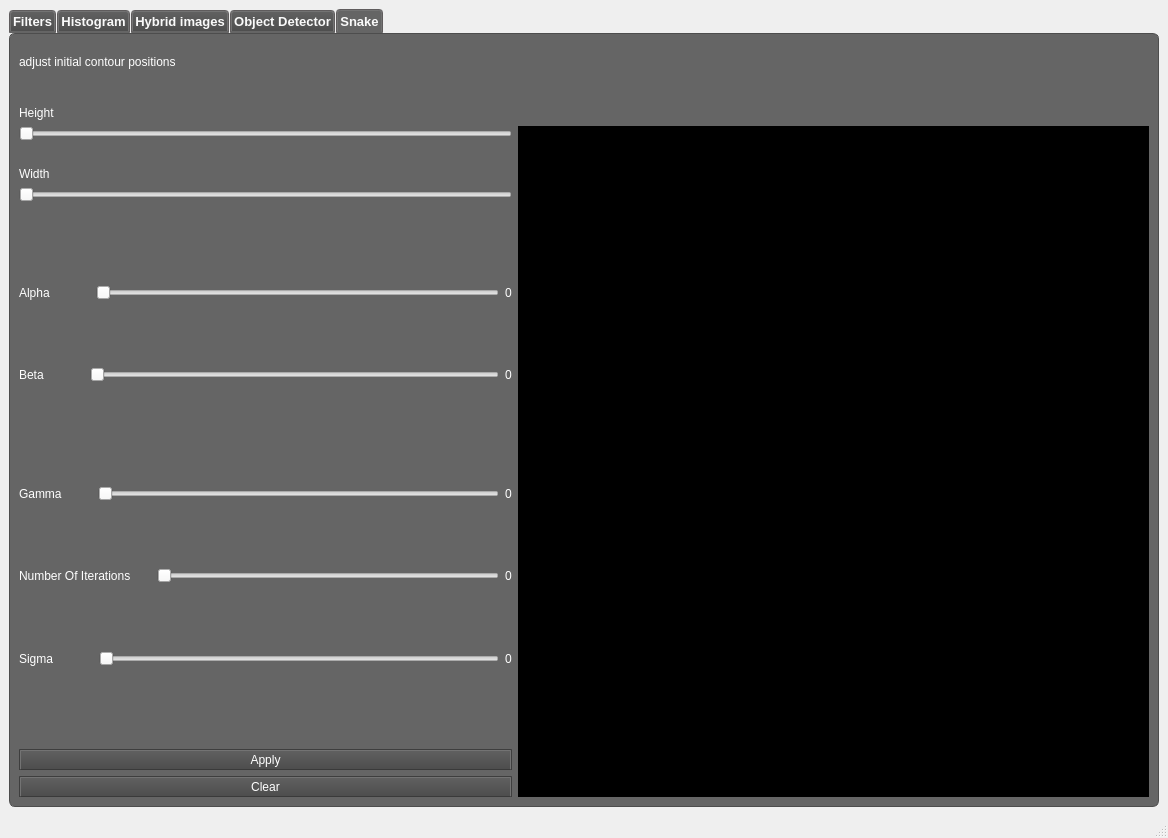
This is mainwindow.ui in yassmin2000/Computer-Vision-Toolbox as Qt 5 draws it before an edit. The edited form follows.
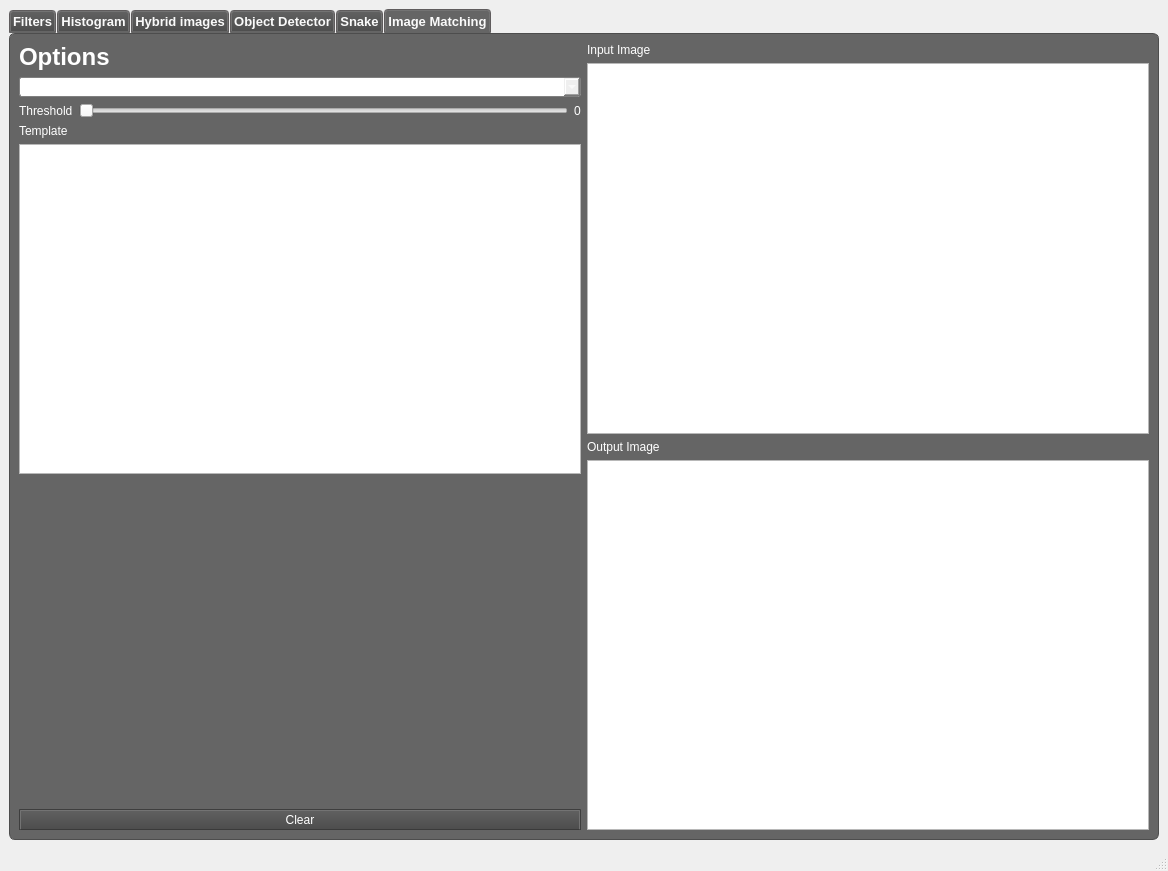
This is the edited form.

What changed in the file:
```diff
--- a/mainwindow.ui
+++ b/mainwindow.ui
@@ -7,7 +7,7 @@
     <x>0</x>
     <y>0</y>
     <width>1168</width>
-    <height>838</height>
+    <height>871</height>
    </rect>
   </property>
   <property name="windowTitle">
@@ -15,11 +15,12 @@
   </property>
   <widget class="QWidget" name="centralwidget">
    <layout class="QGridLayout" name="gridLayout_5">
-    <item row="0" column="0">
+    <item row="0" column="1">
      <widget class="QTabWidget" name="tabWidget">
       <property name="font">
        <font>
         <pointsize>10</pointsize>
+        <weight>75</weight>
         <bold>true</bold>
        </font>
       </property>
@@ -269,7 +270,7 @@
 </string>
       </property>
       <property name="currentIndex">
-       <number>4</number>
+       <number>5</number>
       </property>
       <widget class="QWidget" name="filters">
        <attribute name="title">
@@ -1905,6 +1906,134 @@
         </item>
        </layout>
       </widget>
+      <widget class="QWidget" name="tab_2">
+       <attribute name="title">
+        <string>Image Matching</string>
+       </attribute>
+       <layout class="QGridLayout" name="gridLayout_10">
+        <item row="0" column="0">
+         <layout class="QVBoxLayout" name="verticalLayout_12">
+          <item>
+           <widget class="QLabel" name="label_48">
+            <property name="font">
+             <font>
+              <pointsize>18</pointsize>
+              <weight>75</weight>
+              <bold>true</bold>
+             </font>
+            </property>
+            <property name="text">
+             <string>Options</string>
+            </property>
+           </widget>
+          </item>
+          <item>
+           <widget class="QComboBox" name="matching_combo">
+            <item>
+             <property name="text">
+              <string>Harris Operator</string>
+             </property>
+            </item>
+            <item>
+             <property name="text">
+              <string>SIFT</string>
+             </property>
+            </item>
+            <item>
+             <property name="text">
+              <string>Normalized Cross Corelation</string>
+             </property>
+            </item>
+            <item>
+             <property name="text">
+              <string>Sum Squared Difference</string>
+             </property>
+            </item>
+           </widget>
+          </item>
+          <item>
+           <layout class="QHBoxLayout" name="horizontalLayout_26">
+            <item>
+             <widget class="QLabel" name="label_49">
+              <property name="text">
+               <string>Threshold</string>
+              </property>
+             </widget>
+            </item>
+            <item>
+             <widget class="QSlider" name="horizontalSlider_14">
+              <property name="orientation">
+               <enum>Qt::Horizontal</enum>
+              </property>
+             </widget>
+            </item>
+            <item>
+             <widget class="QLabel" name="label_53">
+              <property name="text">
+               <string>0</string>
+              </property>
+             </widget>
+            </item>
+           </layout>
+          </item>
+          <item>
+           <widget class="QLabel" name="label_52">
+            <property name="text">
+             <string>Template</string>
+            </property>
+           </widget>
+          </item>
+          <item>
+           <widget class="QGraphicsView" name="graphicsView_12"/>
+          </item>
+          <item>
+           <spacer name="verticalSpacer_14">
+            <property name="orientation">
+             <enum>Qt::Vertical</enum>
+            </property>
+            <property name="sizeHint" stdset="0">
+             <size>
+              <width>20</width>
+              <height>40</height>
+             </size>
+            </property>
+           </spacer>
+          </item>
+          <item>
+           <widget class="QPushButton" name="clear_matching">
+            <property name="text">
+             <string>Clear</string>
+            </property>
+           </widget>
+          </item>
+         </layout>
+        </item>
+        <item row="0" column="1">
+         <layout class="QVBoxLayout" name="verticalLayout_11">
+          <item>
+           <widget class="QLabel" name="label_50">
+            <property name="text">
+             <string>Input Image </string>
+            </property>
+           </widget>
+          </item>
+          <item>
+           <widget class="QGraphicsView" name="graphicsView_8"/>
+          </item>
+          <item>
+           <widget class="QLabel" name="label_51">
+            <property name="text">
+             <string>Output Image</string>
+            </property>
+           </widget>
+          </item>
+          <item>
+           <widget class="QGraphicsView" name="graphicsView_9"/>
+          </item>
+         </layout>
+        </item>
+       </layout>
+      </widget>
      </widget>
     </item>
    </layout>
```
Left out of the diff: 10 changed lines with no effect on the pictures.
